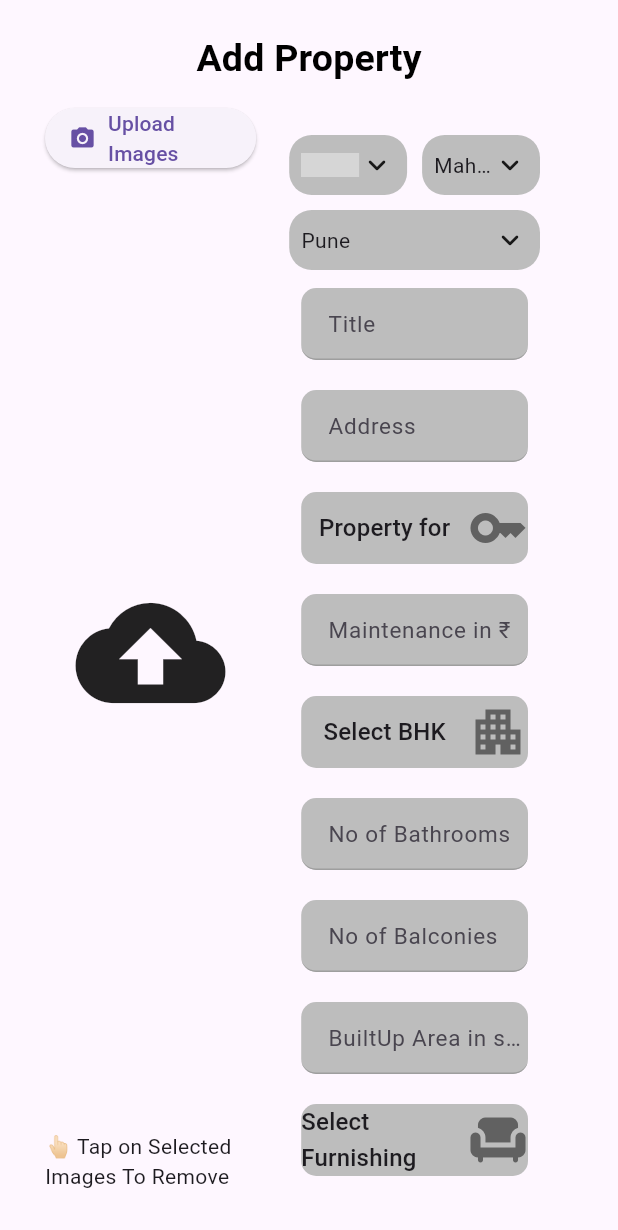
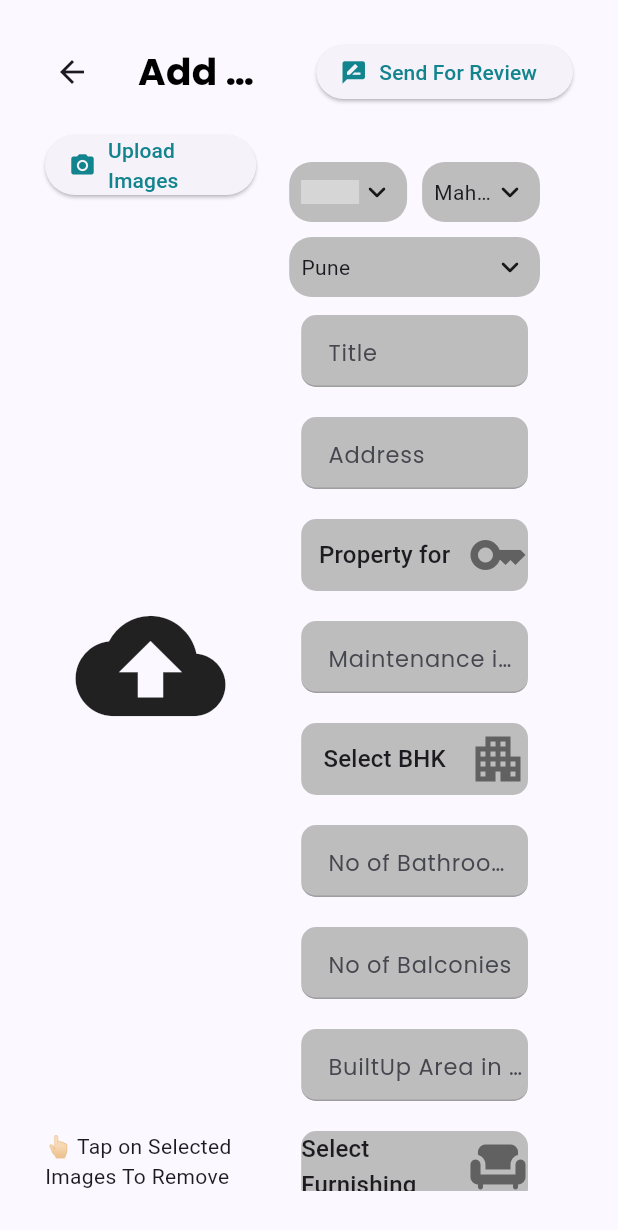
Before and after one commit to DevloperAnuj/gharmart, a Flutter app: the AddPropertyPage screen opened by its route, on a phone screen of 412 x 824 dp. Shown: the top 1230 px of the screen. Run offline on Flutter 3.47's test engine with Material 3 defaults, Android fonts, the phone set to English and light mode, and no system bars; drawn by our look-alikes of csc_picker; our stand-ins replace bloc, equatable, flutter_bloc, flutter_lorem, get_it, go_router and 5 more; missing offline and left inert: dart:html, image_collage; accounts and stored records are empty; grey boxes are pictures that could not be loaded.

Commit message:
Members Add Insert Property Function

```diff
--- a/lib/features/properties/presentation/manager/add_property_temp_cubit/add_property_cubit.dart
+++ b/lib/features/properties/presentation/manager/add_property_temp_cubit/add_property_cubit.dart
@@ -156,4 +156,8 @@ class AddPropertyTempCubit extends Cubit<AddPropertyTempState> {
       emit(state.copyWith(pics: tempImages));
     }
   }
+
+  void setToInit() {
+    emit(AddPropertyTempState.initial());
+  }
 }
--- /dev/null
+++ b/lib/features/properties/presentation/manager/upload_property_database/upload_property_database_state.dart
@@ -0,0 +1,32 @@
+part of 'upload_property_database_cubit.dart';
+
+abstract class UploadPropertyDatabaseState extends Equatable {
+  const UploadPropertyDatabaseState();
+}
+
+class UploadPropertyDatabaseInitial extends UploadPropertyDatabaseState {
+  @override
+  List<Object> get props => [];
+}
+
+class UploadPropertyDatabaseLoading extends UploadPropertyDatabaseState {
+  @override
+  List<Object> get props => [];
+}
+
+class UploadPropertyDatabaseSuccess extends UploadPropertyDatabaseState {
+  @override
+  List<Object> get props => [];
+}
+
+class UploadPropertyDatabaseFailed extends UploadPropertyDatabaseState {
+
+  final String err;
+
+  @override
+  List<Object> get props => [err];
+
+  const UploadPropertyDatabaseFailed({
+    required this.err,
+  });
+}
--- a/lib/features/properties/presentation/pages/add_property_page.dart
+++ b/lib/features/properties/presentation/pages/add_property_page.dart
@@ -1,34 +1,87 @@
-
 import 'package:flutter/material.dart';
 import 'package:flutter_bloc/flutter_bloc.dart';
 import 'package:gharmart/features/properties/presentation/manager/add_property_temp_cubit/add_property_cubit.dart';
+import 'package:gharmart/features/properties/presentation/manager/upload_property_database/upload_property_database_cubit.dart';
 import 'package:gharmart/features/properties/presentation/widgets/choose_image_gallary.dart';
 import 'package:gharmart/utils/config_file.dart';
+import 'package:gharmart/utils/constants.dart';
+import 'package:go_router/go_router.dart';
 
 import '../widgets/add_property_form.dart';
 
 class AddPropertyPage extends StatelessWidget {
-
   const AddPropertyPage({super.key});
 
   static const String routeName = "addproperty";
 
   @override
   Widget build(BuildContext context) {
-    return BlocProvider.value(
+    return MultiBlocProvider(
+      providers: [
+        BlocProvider.value(
           value: serviceConfig.get<AddPropertyTempCubit>(),
+        ),
+        BlocProvider.value(
+          value: serviceConfig.get<UploadPropertyDatabaseCubit>(),
+        ),
+      ],
       child: Scaffold(
         body: Padding(
           padding: const EdgeInsets.all(20.0),
-          child: Column(
+          child: Builder(builder: (context) {
+            return Column(
               children: [
-              Text(
+                AppBar(
+                  title: Text(
                     "Add Property",
                     style: Theme.of(context).textTheme.titleMedium!.copyWith(
                           color: Colors.black,
                           fontSize: 25,
                           fontWeight: FontWeight.bold,
                         ),
+                  ),
+                  actions: [
+                    Padding(
+                      padding: const EdgeInsets.all(10.0),
+                      child: BlocConsumer<UploadPropertyDatabaseCubit,
+                          UploadPropertyDatabaseState>(
+                        listener: (context, state) {
+                          if (state is UploadPropertyDatabaseFailed) {
+                            MyConstants.mySnackBar(
+                              context,
+                              message: state.err,
+                              color: Colors.red,
+                            );
+                          }
+                          if (state is UploadPropertyDatabaseSuccess) {
+                            context.read<AddPropertyTempCubit>().setToInit();
+                            MyConstants.mySnackBar(
+                              context,
+                              message: "Property Submitted For Review",
+                              color: Colors.green,
+                            );
+                            Future.delayed(const Duration(seconds: 2),(){
+                              context.pop();
+                            });
+                          }
+                        },
+                        builder: (context, state) {
+                          if (state is UploadPropertyDatabaseLoading) {
+                            return const CircularProgressIndicator();
+                          }
+                          return ElevatedButton.icon(
+                            onPressed: () {
+                              context
+                                  .read<UploadPropertyDatabaseCubit>()
+                                  .uploadPropertyToDatabase(context);
+                            },
+                            icon: const Icon(Icons.rate_review),
+                            label: const Text("Send For Review"),
+                          );
+                        },
+                      ),
+                    ),
+                  ],
                 ),
                 const Expanded(
                   child: Padding(
@@ -42,7 +95,8 @@ class AddPropertyPage extends StatelessWidget {
                   ),
                 ),
               ],
-          ),
+            );
+          }),
         ),
       ),
     );
--- a/lib/features/properties/presentation/widgets/add_property_form.dart
+++ b/lib/features/properties/presentation/widgets/add_property_form.dart
@@ -4,7 +4,6 @@ import 'package:flutter_bloc/flutter_bloc.dart';
 import 'package:gharmart/features/properties/presentation/manager/add_property_temp_cubit/add_property_cubit.dart';
 
 class AddPropertyForm extends StatelessWidget {
-
   const AddPropertyForm({
     super.key,
   });
@@ -81,10 +80,9 @@ class AddPropertyForm extends StatelessWidget {
                       inputType: TextInputType.number,
                       hint: "Rent in ₹",
                       onChanged: (rent) {
-                        int price = int.tryParse(rent) == null ? 0 : int.parse(rent);
-                        context
-                            .read<AddPropertyTempCubit>()
-                            .getRent(price);
+                        int price =
+                            int.tryParse(rent) == null ? 0 : int.parse(rent);
+                        context.read<AddPropertyTempCubit>().getRent(price);
                       },
                     ),
                   if (tempState.propertyType == "Rent")
@@ -103,10 +101,9 @@ class AddPropertyForm extends StatelessWidget {
                       inputType: TextInputType.number,
                       hint: "Deposit in ₹",
                       onChanged: (depo) {
-                        int price = int.tryParse(depo) == null ? 0 : int.parse(depo);
-                        context
-                            .read<AddPropertyTempCubit>()
-                            .getDeposit(price);
+                        int price =
+                            int.tryParse(depo) == null ? 0 : int.parse(depo);
+                        context.read<AddPropertyTempCubit>().getDeposit(price);
                       },
                     ),
                   if (tempState.propertyType == "Sell")
@@ -115,7 +112,8 @@ class AddPropertyForm extends StatelessWidget {
                       inputType: TextInputType.number,
                       hint: "Sell Price in ₹",
                       onChanged: (sell) {
-                        int price = int.tryParse(sell) == null ? 0 : int.parse(sell);
+                        int price =
+                            int.tryParse(sell) == null ? 0 : int.parse(sell);
                         context
                             .read<AddPropertyTempCubit>()
                             .getSellPrice(price);
@@ -136,7 +134,8 @@ class AddPropertyForm extends StatelessWidget {
                     inputType: TextInputType.number,
                     hint: "Maintenance in ₹",
                     onChanged: (ment) {
-                      int price = int.tryParse(ment) == null ? 0 : int.parse(ment);
+                      int price =
+                          int.tryParse(ment) == null ? 0 : int.parse(ment);
                       context
                           .read<AddPropertyTempCubit>()
                           .getMaintenance(price);
@@ -164,9 +163,7 @@ class AddPropertyForm extends StatelessWidget {
                     hint: "No of Bathrooms",
                     onChanged: (no) {
                       int price = int.tryParse(no) == null ? 0 : int.parse(no);
-                      context
-                          .read<AddPropertyTempCubit>()
-                          .getBathrooms(price);
+                      context.read<AddPropertyTempCubit>().getBathrooms(price);
                     },
                   ),
                   AddPropertyTextFormField(
@@ -175,9 +172,7 @@ class AddPropertyForm extends StatelessWidget {
                     hint: "No of Balconies",
                     onChanged: (no) {
                       int price = int.tryParse(no) == null ? 0 : int.parse(no);
-                      context
-                          .read<AddPropertyTempCubit>()
-                          .getBalconies(price);
+                      context.read<AddPropertyTempCubit>().getBalconies(price);
                     },
                   ),
                   AddPropertyTextFormField(
@@ -185,10 +180,9 @@ class AddPropertyForm extends StatelessWidget {
                     inputType: TextInputType.number,
                     hint: "BuiltUp Area in sqft",
                     onChanged: (area) {
-                      int price = int.tryParse(area) == null ? 0 : int.parse(area);
-                      context
-                          .read<AddPropertyTempCubit>()
-                          .getArea(price);
+                      int price =
+                          int.tryParse(area) == null ? 0 : int.parse(area);
+                      context.read<AddPropertyTempCubit>().getArea(price);
                     },
                   ),
                   MyDropDown(
@@ -209,10 +203,9 @@ class AddPropertyForm extends StatelessWidget {
                     inputType: TextInputType.number,
                     hint: "Floor No",
                     onChanged: (floor) {
-                      int price = int.tryParse(floor) == null ? 0 : int.parse(floor);
-                      context
-                          .read<AddPropertyTempCubit>()
-                          .getFloor(price);
+                      int price =
+                          int.tryParse(floor) == null ? 0 : int.parse(floor);
+                      context.read<AddPropertyTempCubit>().getFloor(price);
                     },
                   ),
                   const SizedBox(height: 10),
@@ -369,10 +362,9 @@ class AddPropertyForm extends StatelessWidget {
                     inputType: TextInputType.number,
                     hint: "Property Age in Years",
                     onChanged: (age) {
-                      int price = int.tryParse(age) == null ? 0 : int.parse(age);
-                      context
-                          .read<AddPropertyTempCubit>()
-                          .getAge(price);
+                      int price =
+                          int.tryParse(age) == null ? 0 : int.parse(age);
+                      context.read<AddPropertyTempCubit>().getAge(price);
                     },
                   ),
                   CheckboxListTile(
@@ -419,6 +411,8 @@ class MyDropDown extends StatelessWidget {
           borderRadius: BorderRadius.circular(10),
           color: Colors.grey.shade400,
         ),
+        child: Theme(
+          data: ThemeData(),
           child: DropdownButtonHideUnderline(
             child: DropdownButton<String>(
               icon: Icon(iconData),
@@ -435,6 +429,7 @@ class MyDropDown extends StatelessWidget {
                   )
                   .toList(),
               onChanged: onChanged,
+            ),
           ),
         ),
       ),
--- a/lib/main.dart
+++ b/lib/main.dart
@@ -3,6 +3,7 @@ import 'package:gharmart/navigation/my_router.dart';
 import 'package:gharmart/utils/config_file.dart';
 import 'package:gharmart/utils/constants.dart';
 import 'package:gharmart/utils/theme_data.dart';
+import 'package:google_fonts/google_fonts.dart';
 import 'package:supabase_flutter/supabase_flutter.dart';
 
 void main() async {
@@ -22,7 +23,7 @@ class MyApp extends StatelessWidget {
     return MaterialApp.router(
       debugShowCheckedModeBanner: false,
       title: 'GHAR MART',
-      // theme: myTheme,
+      theme: myTheme,
       routerConfig: MyRouter.router,
     );
   }
--- a/lib/navigation/my_router.dart
+++ b/lib/navigation/my_router.dart
@@ -13,7 +13,7 @@ class MyRouter {
     routes: [
       GoRoute(
         path: '/',
-        builder: (context, state) => const AddPropertyPage(),
+        builder: (context, state) => const AuthWrapperPage(),
       ),
       GoRoute(
         path: AuthPage.routeName,
@@ -45,7 +45,7 @@ class MyRouter {
             name: EditProfilePage.routeName,
             builder: (context, state) => const EditProfilePage(),
           ),
-        ]
+        ],
       ),
     ],
     errorBuilder: (context, state) => const ErrorPage(),
--- a/lib/utils/config_file.dart
+++ b/lib/utils/config_file.dart
@@ -4,6 +4,7 @@ import 'package:gharmart/features/auth/presentation/manager/sign_up_cubit/sign_u
 import 'package:gharmart/features/home_listings/presentation/manager/filter/listing_filter_cubit.dart';
 import 'package:gharmart/features/profile/presentation/manager/fetch_profile/fetch_profile_cubit.dart';
 import 'package:gharmart/features/properties/presentation/manager/add_property_temp_cubit/add_property_cubit.dart';
+import 'package:gharmart/features/properties/presentation/manager/upload_property_database/upload_property_database_cubit.dart';
 import 'package:supabase_flutter/supabase_flutter.dart';
 
 final serviceConfig = GetIt.instance;
@@ -35,5 +36,7 @@ void configSetup() {
     () => AddPropertyTempCubit(),
   );
 
-
+  serviceConfig.registerLazySingleton<UploadPropertyDatabaseCubit>(
+        () => UploadPropertyDatabaseCubit(),
+  );
 }
--- a/lib/utils/theme_data.dart
+++ b/lib/utils/theme_data.dart
@@ -2,11 +2,6 @@ import 'package:flutter/material.dart';
 import 'package:google_fonts/google_fonts.dart';
 
 final ThemeData myTheme = ThemeData(
-  dropdownMenuTheme: const DropdownMenuThemeData(
-    inputDecorationTheme: InputDecorationTheme(
-      fillColor: Colors.black,
-    )
-  ),
   dialogBackgroundColor: Colors.white,
   // Specify color scheme based on your chosen colors
   colorScheme: ColorScheme.fromSeed(
@@ -38,4 +33,20 @@ final ThemeData myTheme = ThemeData(
     showValueIndicator: ShowValueIndicator.always,
   ),
 
+
+  //canvasColor: Colors.pinkAccent,
+  // dropdownMenuTheme:  DropdownMenuThemeData(
+  //   textStyle: GoogleFonts.poppins(
+  //     fontWeight: FontWeight.normal,
+  //     fontSize: 14.0,
+  //     color: Colors.black,
+  //   ),
+  //   inputDecorationTheme: InputDecorationTheme(
+  //     labelStyle: GoogleFonts.poppins(
+  //       fontWeight: FontWeight.normal,
+  //       fontSize: 14.0,
+  //       color: Colors.black
+  //     ),
+  //   )
+  // )
 );
```
Also changed, not shown: lib/features/properties/presentation/manager/add_property_temp_cubit/add_property_state.dart (+71 -0 lines), lib/features/properties/presentation/manager/upload_property_database/upload_property_database_cubit.dart (added, +225 -0 lines). Lines whose indentation alone changed are shown as unchanged.
